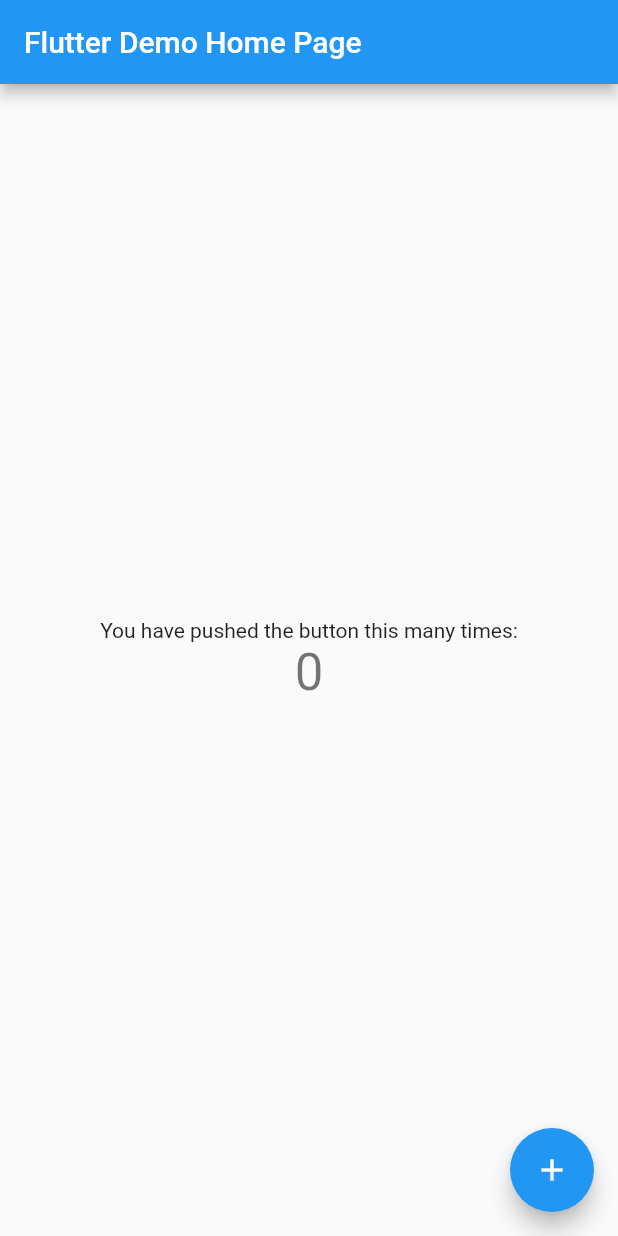
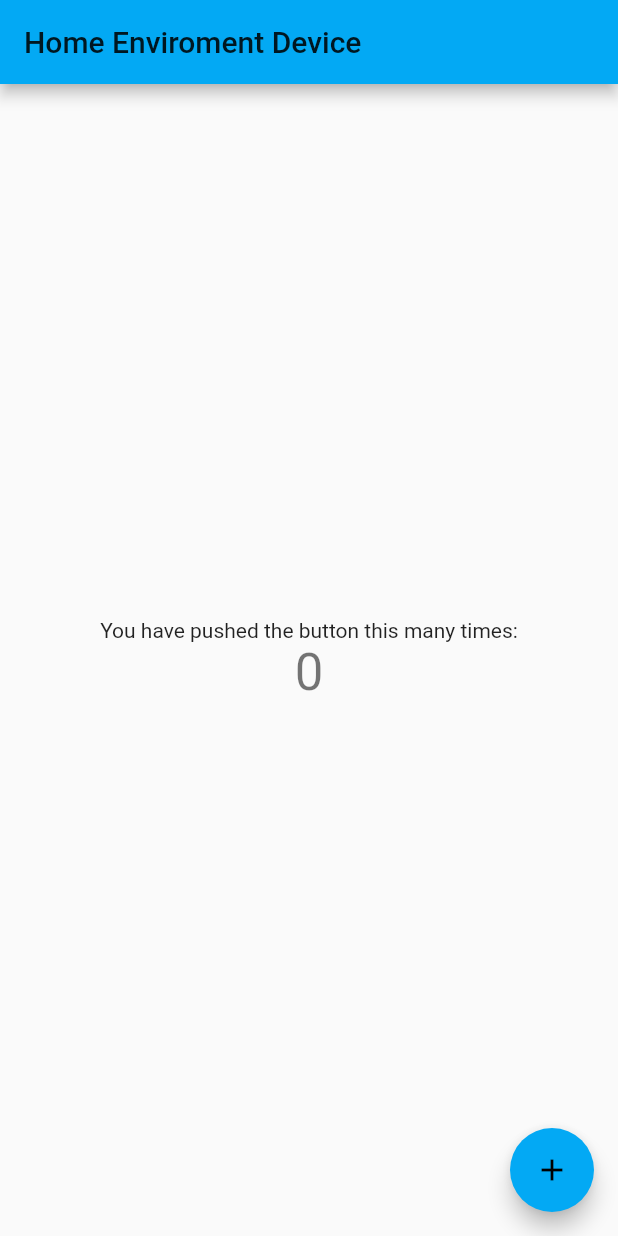
Before and after one commit to Cristocrat/Home-Enviromental-Device, a Flutter app: the screen it shows after launch, on a phone screen of 412 x 824 dp. Run offline on Flutter 3.47's test engine with Material 2 defaults, Android fonts, the phone set to English and light mode, and no system bars.

Commit message:
Update main.dart

```diff
--- a/home_enviroment_device/lib/main.dart
+++ b/home_enviroment_device/lib/main.dart
@@ -9,7 +9,7 @@ class MyApp extends StatelessWidget {
   @override
   Widget build(BuildContext context) {
     return MaterialApp(
-      title: 'Flutter Demo',
+      title: 'Home Enviroment Device',
       theme: ThemeData(
         // This is the theme of your application.
         //
@@ -20,13 +20,13 @@ class MyApp extends StatelessWidget {
         // or simply save your changes to "hot reload" in a Flutter IDE).
         // Notice that the counter didn't reset back to zero; the application
         // is not restarted.
-        primarySwatch: Colors.blue,
+        primarySwatch: Colors.lightBlue,
         // This makes the visual density adapt to the platform that you run
         // the app on. For desktop platforms, the controls will be smaller and
         // closer together (more dense) than on mobile platforms.
         visualDensity: VisualDensity.adaptivePlatformDensity,
       ),
-      home: MyHomePage(title: 'Flutter Demo Home Page'),
+      home: MyHomePage(title: 'Home Enviroment Device'),
     );
   }
 }
```
